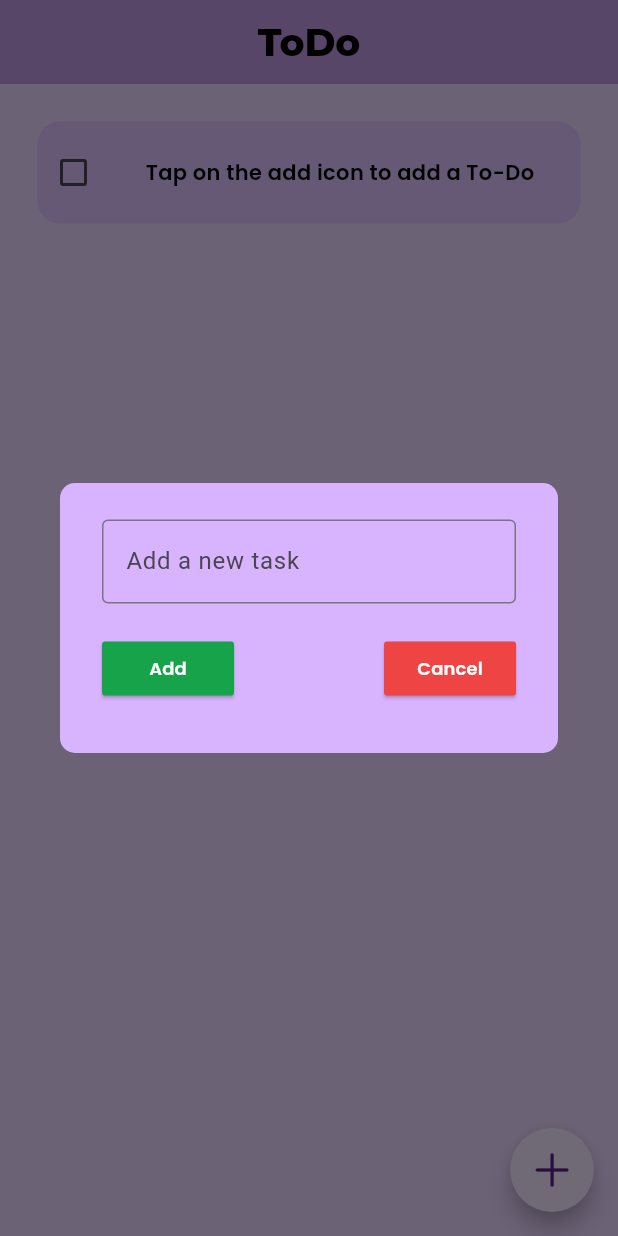
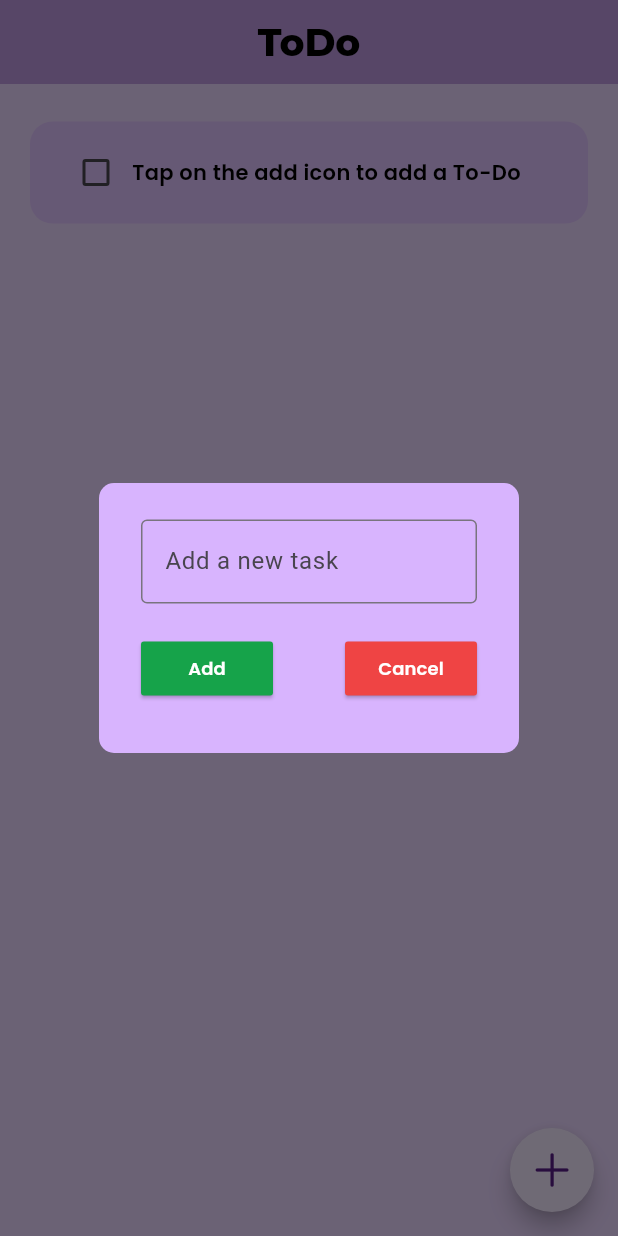
Before and after one commit to adityarawat45/Todo_Flutter, a Flutter app: the screen it shows after launch, after a tap on an icon or button, on a phone screen of 412 x 824 dp. Run offline on Flutter 3.47's test engine with Material 3 defaults, Android fonts, the phone set to English and light mode, and no system bars; drawn by our look-alikes of flutter_slidable; our stand-ins replace google_fonts, hive, hive_flutter, velocity_x; accounts and stored records are empty.

Commit message:
fixed pixel overflow issues and a few bugs

```diff
--- a/lib/utils/dialogbox.dart
+++ b/lib/utils/dialogbox.dart
@@ -18,9 +18,6 @@ class DialogBox extends StatelessWidget {
       backgroundColor: Vx.purple300,
       shape: RoundedRectangleBorder(borderRadius: BorderRadius.circular(10)),
       content: Container(
-          width: BouncingScrollSimulation.maxSpringTransferVelocity,
-          // height: 120,
-          // height: double.minPositive,
         height: 140,
         child: Column(
           mainAxisAlignment: MainAxisAlignment.spaceEvenly,
@@ -40,7 +37,8 @@ class DialogBox extends StatelessWidget {
               ],
             )
           ],
-          ).p4()),
+        ).p4(),
+      ),
     );
   }
 }
--- a/lib/utils/todo_tile.dart
+++ b/lib/utils/todo_tile.dart
@@ -5,35 +5,38 @@ import 'package:velocity_x/velocity_x.dart';
 
 class TodoTile extends StatelessWidget {
   final String taskName;
-  bool taskCompleted;
-  Function(bool?)? onChanged;
-  Function(BuildContext)? deleteFunction;
+  final bool taskCompleted;
+  final Function(bool?)? onChanged;
+  final Function(BuildContext)? deleteFunction;
 
-  TodoTile(
-      {super.key,
+  TodoTile({
+    Key? key,
     required this.taskName,
     required this.taskCompleted,
     required this.onChanged,
-      required this.deleteFunction});
+    required this.deleteFunction,
+  }) : super(key: key);
 
   @override
   Widget build(BuildContext context) {
     return Slidable(
-        endActionPane: ActionPane(motion: const StretchMotion(), children: [
+      endActionPane: ActionPane(
+        motion: const StretchMotion(),
+        children: [
           SlidableAction(
             onPressed: deleteFunction,
             icon: Icons.delete_outline_rounded,
             backgroundColor: Vx.red600,
-            borderRadius:  BorderRadius.circular(12),
-            // padding: EdgeInsets.only(left: 10,
-            spacing: 10,
-          )
-        ]),
+            borderRadius: BorderRadius.circular(12),
+          ),
+        ],
+      ),
       child: Container(
         decoration: BoxDecoration(
           color: const Color.fromARGB(147, 216, 180, 254),
           borderRadius: BorderRadius.circular(15),
         ),
+        padding: const EdgeInsets.symmetric(vertical: 10, horizontal: 20),
         child: Row(
           children: [
             Checkbox(
@@ -41,20 +44,21 @@ class TodoTile extends StatelessWidget {
               onChanged: onChanged,
               activeColor: Vx.gray800,
             ),
-                Text(
+            Expanded(
+              child: Text(
                 taskName,
                 style: TextStyle(
-                    decoration: taskCompleted
-                        ? TextDecoration.lineThrough
-                        : TextDecoration.none,
+                  decoration: taskCompleted ? TextDecoration.lineThrough : TextDecoration.none,
                   fontSize: 14,
                   color: Colors.black,
-                    fontWeight: FontWeight.w600, // semiBold
-                    fontFamily:
-                        'Poppins', // Assuming you've imported the Poppins font
+                  fontWeight: FontWeight.w600,
+                  fontFamily: 'Poppins',
                 ),
-                ).p24(),
+              ),
+            ),
           ],
-            ))).pOnly(left: 25, right: 25, top: 25);
+        ),
+      ),
+    ).pOnly(left: 20,right: 20, top: 25);
   }
 }
```
Lines whose indentation alone changed are shown as unchanged.
